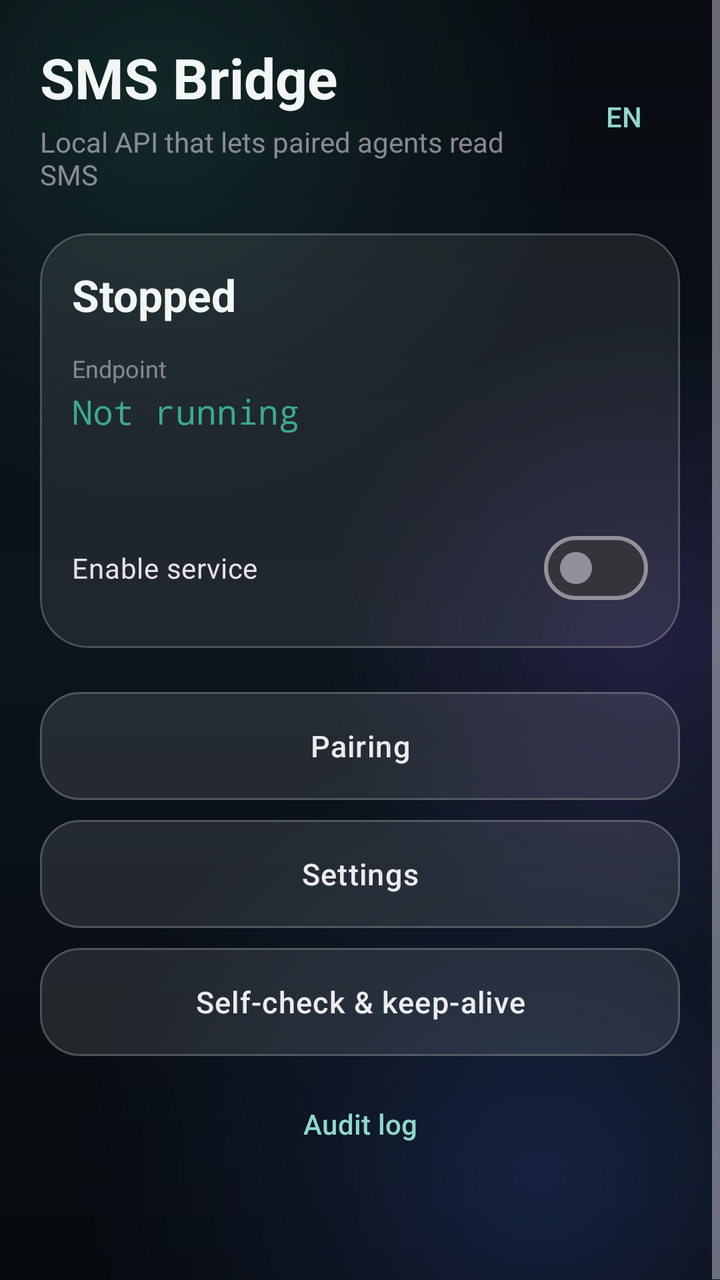
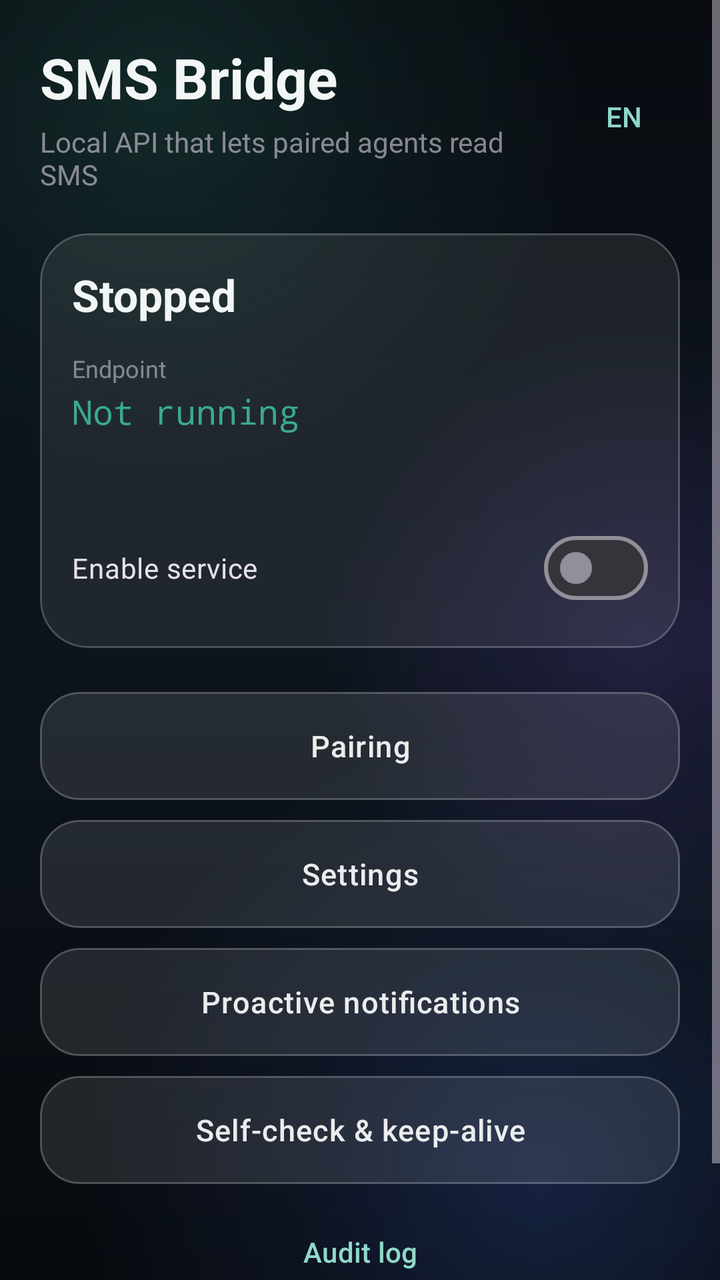

Before-and-after screenshots of an Android layout around one commit, followed by the original layout XML and the change that was made.
<!-- AndroidManifest.xml: application theme Theme.SmsBridge -->
<!-- res/layout/activity_main.xml -->
<?xml version="1.0" encoding="utf-8"?>
<ScrollView xmlns:android="http://schemas.android.com/apk/res/android"
    xmlns:app="http://schemas.android.com/apk/res-auto"
    android:layout_width="match_parent"
    android:layout_height="match_parent"
    android:background="@drawable/bg_app"
    android:fillViewport="true">

    <LinearLayout
        android:layout_width="match_parent"
        android:layout_height="wrap_content"
        android:orientation="vertical"
        android:padding="20dp">

        <LinearLayout
            android:layout_width="match_parent"
            android:layout_height="wrap_content"
            android:orientation="horizontal"
            android:gravity="center_vertical">

            <LinearLayout
                android:layout_width="0dp"
                android:layout_height="wrap_content"
                android:layout_weight="1"
                android:orientation="vertical">

                <TextView
                    android:layout_width="wrap_content"
                    android:layout_height="wrap_content"
                    android:text="@string/app_name"
                    android:textColor="?attr/colorOnSurface"
                    android:textSize="28sp"
                    android:textStyle="bold" />

                <TextView
                    android:layout_width="wrap_content"
                    android:layout_height="wrap_content"
                    android:layout_marginTop="4dp"
                    android:alpha="0.65"
                    android:text="@string/main_subtitle"
                    android:textSize="14sp" />
            </LinearLayout>

            <com.google.android.material.button.MaterialButton
                android:id="@+id/btnLang"
                style="@style/GlassTextButton"
                android:layout_width="wrap_content"
                android:layout_height="wrap_content"
                android:layout_marginStart="8dp"
                android:minWidth="56dp"
                android:text="@string/lang_button" />
        </LinearLayout>

        <com.google.android.material.card.MaterialCardView
            android:layout_width="match_parent"
            android:layout_height="wrap_content"
            android:layout_marginTop="20dp"
            app:cardCornerRadius="24dp"
            app:cardBackgroundColor="#14FFFFFF"
            app:cardElevation="0dp"
            app:strokeColor="#33FFFFFF"
            app:strokeWidth="1dp">

            <LinearLayout
                android:layout_width="match_parent"
                android:layout_height="wrap_content"
                android:orientation="vertical"
                android:padding="16dp">

                <TextView
                    android:id="@+id/tvStatus"
                    android:layout_width="wrap_content"
                    android:layout_height="wrap_content"
                    android:text="@string/status_stopped"
                    android:textColor="?attr/colorOnSurface"
                    android:textSize="22sp"
                    android:textStyle="bold" />

                <TextView
                    android:layout_width="wrap_content"
                    android:layout_height="wrap_content"
                    android:layout_marginTop="14dp"
                    android:alpha="0.6"
                    android:text="@string/endpoint_label"
                    android:textSize="12sp" />

                <TextView
                    android:id="@+id/tvEndpoint"
                    android:layout_width="match_parent"
                    android:layout_height="wrap_content"
                    android:layout_marginTop="2dp"
                    android:fontFamily="monospace"
                    android:text="@string/endpoint_unknown"
                    android:textColor="?attr/colorPrimary"
                    android:textSize="17sp" />

                <TextView
                    android:id="@+id/tvPaired"
                    android:layout_width="wrap_content"
                    android:layout_height="wrap_content"
                    android:layout_marginTop="10dp"
                    android:alpha="0.75"
                    android:textSize="14sp" />

                <com.google.android.material.materialswitch.MaterialSwitch
                    android:id="@+id/swService"
                    android:layout_width="match_parent"
                    android:layout_height="wrap_content"
                    android:layout_marginTop="14dp"
                    android:text="@string/service_switch" />
            </LinearLayout>
        </com.google.android.material.card.MaterialCardView>

        <com.google.android.material.card.MaterialCardView
            android:id="@+id/cardUpdate"
            android:layout_width="match_parent"
            android:layout_height="wrap_content"
            android:layout_marginTop="14dp"
            android:visibility="gone"
            app:cardCornerRadius="24dp"
            app:cardBackgroundColor="#14FFFFFF"
            app:cardElevation="0dp"
            app:strokeColor="#33FFFFFF"
            app:strokeWidth="1dp">

            <LinearLayout
                android:layout_width="match_parent"
                android:layout_height="wrap_content"
                android:orientation="vertical"
                android:padding="16dp">

                <TextView
                    android:id="@+id/tvUpdateTitle"
                    android:layout_width="match_parent"
                    android:layout_height="wrap_content"
                    android:textColor="?attr/colorOnSurface"
                    android:textSize="15sp"
                    android:textStyle="bold" />

                <TextView
                    android:id="@+id/tvUpdateMsg"
                    android:layout_width="match_parent"
                    android:layout_height="wrap_content"
                    android:layout_marginTop="6dp"
                    android:alpha="0.72"
                    android:textSize="13sp" />

                <com.google.android.material.button.MaterialButton
                    android:id="@+id/btnUpdate"
                    style="@style/GlassButton"
                    android:layout_width="match_parent"
                    android:layout_height="wrap_content"
                    android:layout_marginTop="12dp"
                    android:text="@string/update_action" />
            </LinearLayout>
        </com.google.android.material.card.MaterialCardView>

        <com.google.android.material.button.MaterialButton
            android:id="@+id/btnPair"
            style="@style/GlassButton"
            android:layout_width="match_parent"
            android:layout_height="wrap_content"
            android:layout_marginTop="22dp"
            android:text="@string/btn_pair" />

        <com.google.android.material.button.MaterialButton
            android:id="@+id/btnSettings"
            style="@style/GlassButton"
            android:layout_width="match_parent"
            android:layout_height="wrap_content"
            android:layout_marginTop="10dp"
            android:text="@string/btn_settings" />

        <com.google.android.material.button.MaterialButton
            android:id="@+id/btnSelfCheck"
            style="@style/GlassButton"
            android:layout_width="match_parent"
            android:layout_height="wrap_content"
            android:layout_marginTop="10dp"
            android:text="@string/btn_selfcheck" />

        <com.google.android.material.button.MaterialButton
            android:id="@+id/btnAudit"
            style="@style/GlassTextButton"
            android:layout_width="match_parent"
            android:layout_height="wrap_content"
            android:layout_marginTop="10dp"
            android:text="@string/btn_audit" />

        <TextView
            android:id="@+id/tvIpHint"
            android:layout_width="match_parent"
            android:layout_height="wrap_content"
            android:layout_marginTop="18dp"
            android:alpha="0.55"
            android:textSize="12sp" />
    </LinearLayout>
</ScrollView>
<!-- resources referenced by this layout -->
<resources>
  <string name="app_name">SMS Bridge</string>
  <string name="btn_audit">Audit log</string>
  <string name="btn_pair">Pairing</string>
  <string name="btn_selfcheck">Self-check &amp; keep-alive</string>
  <string name="btn_settings">Settings</string>
  <string name="endpoint_label">Endpoint</string>
  <string name="endpoint_unknown">Not running</string>
  <string name="lang_button">EN</string>
  <string name="main_subtitle">Local API that lets paired agents read SMS</string>
  <string name="service_switch">Enable service</string>
  <string name="status_stopped">Stopped</string>
  <string name="update_action">Update</string>
  <style name="GlassButton" parent="Widget.Material3.Button">
          <item name="backgroundTint">#1AFFFFFF</item>
          <item name="android:textColor">#E8FFFFFF</item>
          <item name="cornerRadius">20dp</item>
          <item name="strokeColor">#33FFFFFF</item>
          <item name="strokeWidth">1dp</item>
          <item name="android:insetTop">0dp</item>
          <item name="android:insetBottom">0dp</item>
          <item name="android:minHeight">54dp</item>
          <item name="android:textSize">15sp</item>
          <item name="android:letterSpacing">0.03</item>
      </style>
  <style name="GlassTextButton" parent="Widget.Material3.Button.TextButton">
          <item name="android:textColor">#8FD8C8</item>
          <item name="cornerRadius">18dp</item>
          <item name="android:textSize">14sp</item>
      </style>
  <style name="Theme.SmsBridge" parent="Theme.Material3.Dark.NoActionBar">
          <item name="colorPrimary">#3BA98F</item>
          <item name="colorOnPrimary">#04120E</item>
          <item name="colorSurface">#0B1117</item>
          <item name="colorOnSurface">#F2F6F5</item>
          <item name="colorOutlineVariant">#33FFFFFF</item>
          <item name="android:windowBackground">@drawable/bg_app</item>
          <item name="android:statusBarColor">@android:color/transparent</item>
          <item name="android:navigationBarColor">@android:color/transparent</item>
          <item name="android:windowLightStatusBar">false</item>
          <item name="android:windowLightNavigationBar">false</item>
          <item name="android:windowDrawsSystemBarBackgrounds">true</item>
      </style>
  <!-- unchanged entries left out for length: 1 -->
</resources>

<!-- the commit's change to res/layout/activity_main.xml (unified diff, before → after) -->
@@ -172,6 +172,14 @@
             android:text="@string/btn_settings" />
 
         <com.google.android.material.button.MaterialButton
+            android:id="@+id/btnNotify"
+            style="@style/GlassButton"
+            android:layout_width="match_parent"
+            android:layout_height="wrap_content"
+            android:layout_marginTop="10dp"
+            android:text="@string/btn_notify" />
+
+        <com.google.android.material.button.MaterialButton
             android:id="@+id/btnSelfCheck"
             style="@style/GlassButton"
             android:layout_width="match_parent"
<!-- resource entries referenced after the edit -->
@@ -2,6 +2,7 @@
 <resources>
   <string name="app_name">SMS Bridge</string>
   <string name="btn_audit">Audit log</string>
+  <string name="btn_notify">Proactive notifications</string>
   <string name="btn_pair">Pairing</string>
   <string name="btn_selfcheck">Self-check &amp; keep-alive</string>
   <string name="btn_settings">Settings</string>
